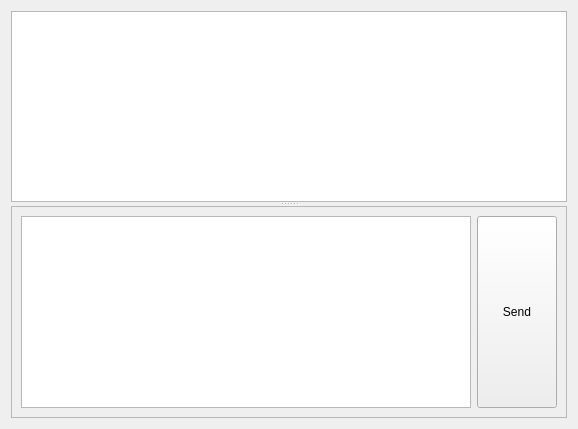
Before: the Qt Designer form weboob/applications/qhavesex/ui/contact_thread.ui in laurentb/weboob, drawn with Qt 5.
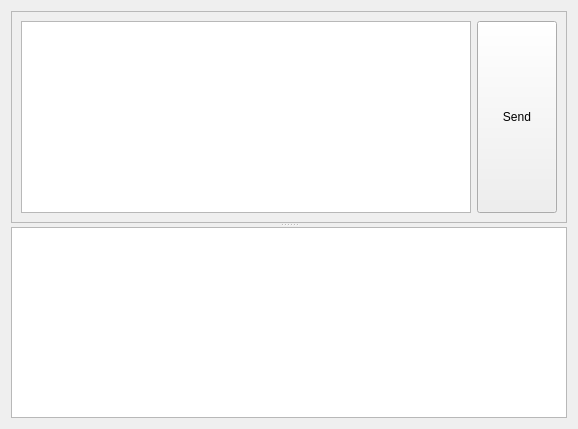
After: the same form once the commit is applied.

Commit message: last message on top (and send box on top too)

Patch:
```diff
--- a/weboob/applications/qhavesex/ui/contact_thread.ui
+++ b/weboob/applications/qhavesex/ui/contact_thread.ui
@@ -19,6 +19,32 @@
      <property name="orientation">
       <enum>Qt::Vertical</enum>
      </property>
+     <widget class="QFrame" name="frame">
+      <property name="frameShape">
+       <enum>QFrame::StyledPanel</enum>
+      </property>
+      <property name="frameShadow">
+       <enum>QFrame::Raised</enum>
+      </property>
+      <layout class="QHBoxLayout" name="horizontalLayout_2">
+       <item>
+        <widget class="QTextEdit" name="textEdit"/>
+       </item>
+       <item>
+        <widget class="QPushButton" name="sendButton">
+         <property name="sizePolicy">
+          <sizepolicy hsizetype="Minimum" vsizetype="Minimum">
+           <horstretch>0</horstretch>
+           <verstretch>0</verstretch>
+          </sizepolicy>
+         </property>
+         <property name="text">
+          <string>Send</string>
+         </property>
+        </widget>
+       </item>
+      </layout>
+     </widget>
      <widget class="QScrollArea" name="scrollArea">
       <property name="sizePolicy">
        <sizepolicy hsizetype="Expanding" vsizetype="Expanding">
@@ -55,32 +81,6 @@
        <layout class="QVBoxLayout" name="verticalLayout_2"/>
       </widget>
      </widget>
-     <widget class="QFrame" name="frame">
-      <property name="frameShape">
-       <enum>QFrame::StyledPanel</enum>
-      </property>
-      <property name="frameShadow">
-       <enum>QFrame::Raised</enum>
-      </property>
-      <layout class="QHBoxLayout" name="horizontalLayout_2">
-       <item>
-        <widget class="QTextEdit" name="textEdit"/>
-       </item>
-       <item>
-        <widget class="QPushButton" name="sendButton">
-         <property name="sizePolicy">
-          <sizepolicy hsizetype="Minimum" vsizetype="Minimum">
-           <horstretch>0</horstretch>
-           <verstretch>0</verstretch>
-          </sizepolicy>
-         </property>
-         <property name="text">
-          <string>Send</string>
-         </property>
-        </widget>
-       </item>
-      </layout>
-     </widget>
     </widget>
    </item>
   </layout>
```
The commit also changes 1 other file.
